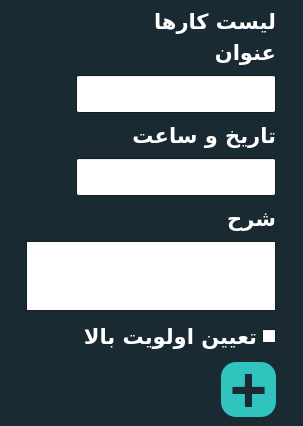
The window that 22/mainwindow.ui (dehmovlaei/PyLearn) describes before a commit, drawn with Qt 5.
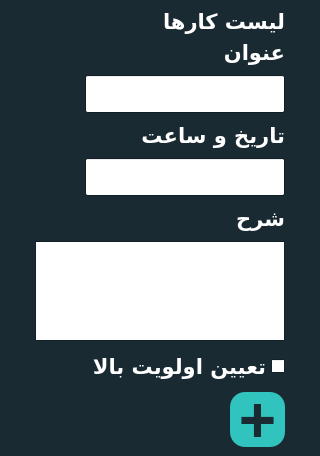
The same window after the commit.

The edit to the form file:
```diff
--- a/22/mainwindow.ui
+++ b/22/mainwindow.ui
@@ -6,8 +6,8 @@
    <rect>
     <x>0</x>
     <y>0</y>
-    <width>303</width>
-    <height>407</height>
+    <width>320</width>
+    <height>456</height>
    </rect>
   </property>
   <property name="sizePolicy">
```
Left out of the diff: 20 changed lines with no effect on the pictures.
